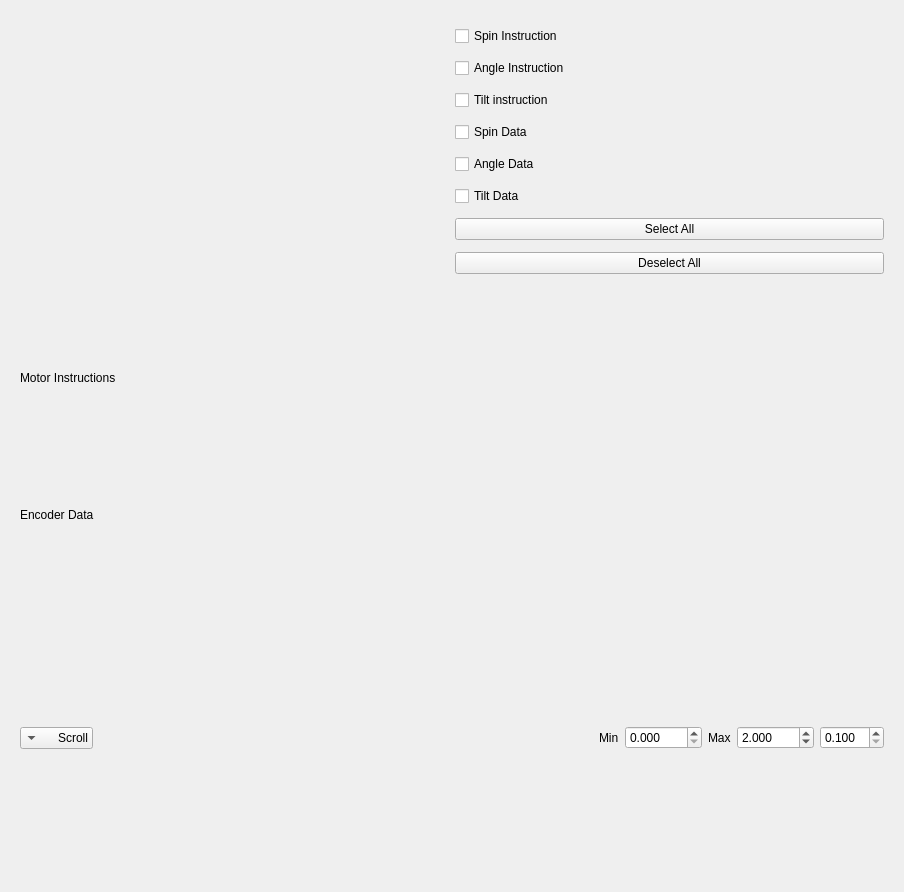
This is frontend/MotorGraph.ui in YCP-Rev-Metrix/BallSpinner-Controller-v2 as Qt 5 draws it before an edit. The edited form follows.
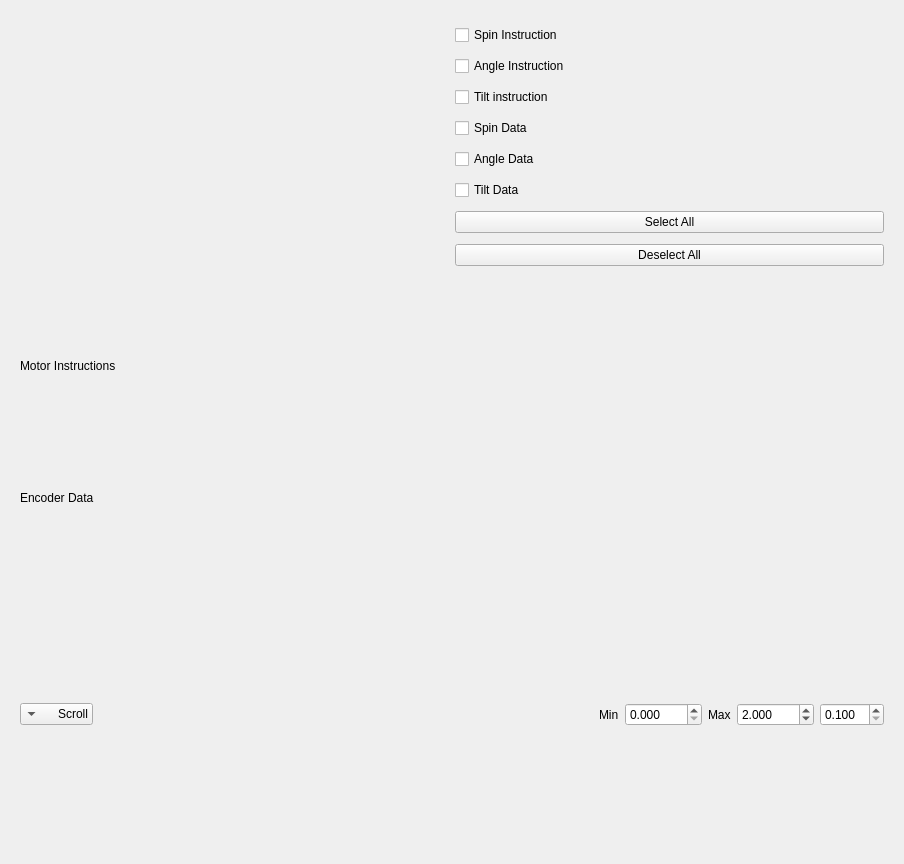
This is the edited form. Custom widgets are drawn as their Qt base class.

The edit to the form file:
```diff
--- a/frontend/MotorGraph.ui
+++ b/frontend/MotorGraph.ui
@@ -7,7 +7,7 @@
     <x>0</x>
     <y>0</y>
     <width>904</width>
-    <height>892</height>
+    <height>864</height>
    </rect>
   </property>
   <property name="windowTitle">
```
Lines whose indentation alone changed are shown as unchanged.
